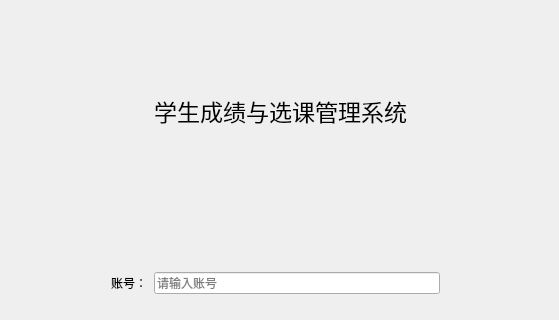
Old version of the form mainwindow.ui in the repository maikelaolin123/111; both pictures show x 0 to 559 and y 0 to 320 of the 559 by 525 pixel window.
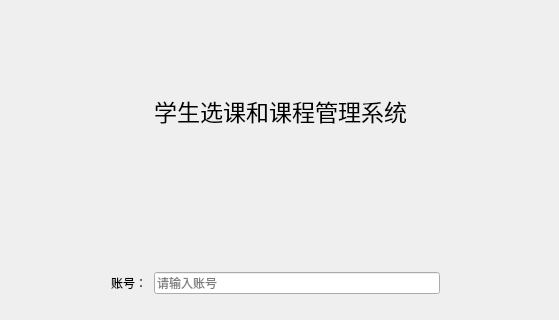
New version of the form.

What changed in the file:
```diff
--- a/mainwindow.ui
+++ b/mainwindow.ui
@@ -32,7 +32,7 @@
      </font>
     </property>
     <property name="text">
-     <string>学生成绩与选课管理系统</string>
+     <string>学生选课和课程管理系统</string>
     </property>
     <property name="alignment">
      <set>Qt::AlignCenter</set>
```
Left out of the diff: 2 changed lines with no effect on the pictures.
